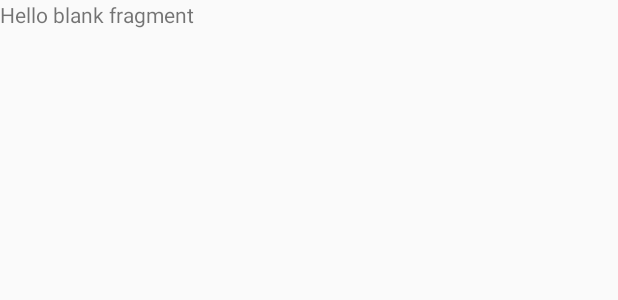
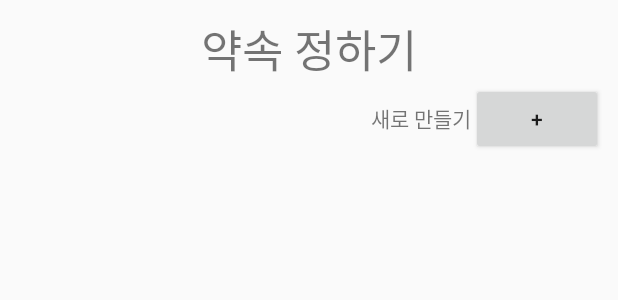
Before and after one commit to seunghee63/Hackathon-Android, an Android app: the layout fragment_todo.xml on its own in the app's theme, with its tools: preview values and no code run, on a phone screen of 412 x 824 dp. Shown: the top 300 px of the screen. Run offline under Robolectric (Android 15) with nearby library versions, the phone set to English and light mode, and no system bars.

Commit message:
make TodoFragment

```diff
--- a/app/src/main/AndroidManifest.xml
+++ b/app/src/main/AndroidManifest.xml
@@ -9,6 +9,8 @@
             android:roundIcon="@mipmap/ic_launcher_round"
             android:supportsRtl="true"
             android:theme="@style/AppTheme">
+        <activity android:name=".Activity.DetailedTodoActivity">
+        </activity>
         <activity android:name=".Activity.MainActivity">
             <intent-filter>
                 <action android:name="android.intent.action.MAIN"/>
--- /dev/null
+++ b/app/src/main/java/com/song2/sopt_24th_hackathon/Data/TodoOverviewData.kt
@@ -0,0 +1,3 @@
+package com.song2.sopt_24th_hackathon.Data
+
+data class TodoOverviewData(var date: String, var mission: String, var podo_num: String)
--- a/app/src/main/res/layout/fragment_todo.xml
+++ b/app/src/main/res/layout/fragment_todo.xml
@@ -6,9 +6,47 @@
              tools:context=".Fragment.TodoFragment">
 
     <!-- TODO: Update blank fragment layout -->
-    <TextView
+
+    <LinearLayout
             android:layout_width="match_parent"
             android:layout_height="match_parent"
-            android:text="@string/hello_blank_fragment"/>
+            android:orientation="vertical"
+            android:layout_margin="10dp">
+
+        <TextView
+                android:id="@+id/txt_todo_title"
+                android:layout_width="wrap_content"
+                android:layout_height="wrap_content"
+                android:text="약속 정하기"
+                android:textSize="30dp"
+                android:layout_gravity="center"/>
+        <LinearLayout
+                android:layout_width="wrap_content"
+                android:layout_height="wrap_content"
+                android:orientation="horizontal"
+                android:layout_gravity="right">
+
+            <TextView
+                    android:id="@+id/txt_todo_add"
+                    android:layout_width="wrap_content"
+                    android:layout_height="wrap_content"
+                    android:text="새로 만들기"/>
+            <Button
+                    android:id="@+id/btn_todo_add"
+                    android:layout_width="wrap_content"
+                    android:layout_height="wrap_content"
+                    android:text="+"/>
+        </LinearLayout>
+
+        <android.support.v7.widget.RecyclerView
+                android:id="@+id/rv_todo_overview"
+                android:layout_width="match_parent"
+                android:layout_height="match_parent">
+        </android.support.v7.widget.RecyclerView>
+
+
+
+    </LinearLayout>
+
 
 </FrameLayout>
```
Also changed, not shown: app/src/main/java/com/song2/sopt_24th_hackathon/Activity/DetailedTodoActivity.kt (added, +13 -0 lines), app/src/main/java/com/song2/sopt_24th_hackathon/Adapter/TodoOverviewRecyclerViewAdapter.kt (added, +36 -0 lines), app/src/main/java/com/song2/sopt_24th_hackathon/Fragment/TodoFragment.kt (+26 -8 lines), app/src/main/res/drawable/action_selector_edit.xml (added, +11 -0 lines), app/src/main/res/drawable/action_selector_today.xml (added, +13 -0 lines), app/src/main/res/drawable/action_selector_week.xml (added, +11 -0 lines), app/src/main/res/layout/activity_detailed_todo.xml (added, +37 -0 lines), app/src/main/res/layout/rv_item_todo_overview.xml (added, +35 -0 lines).
